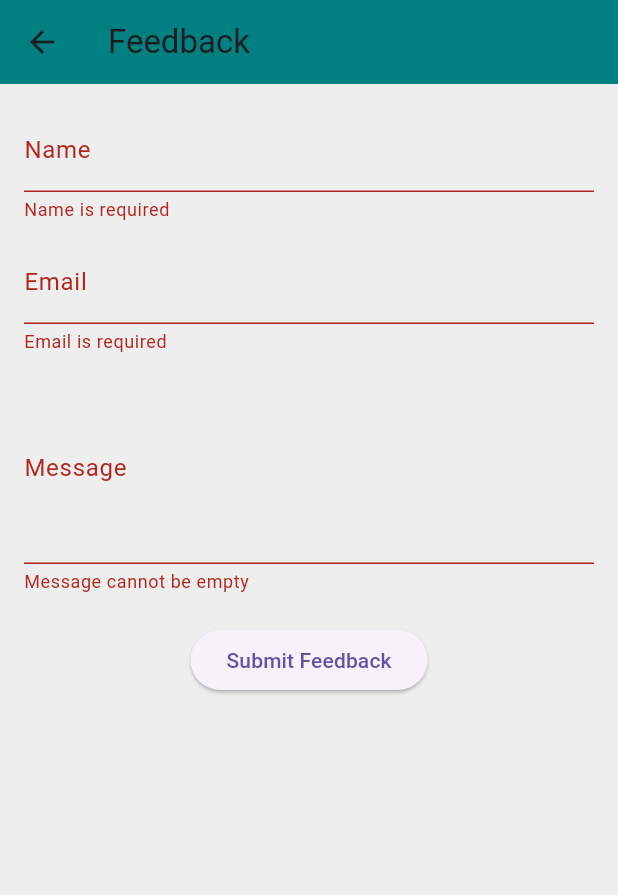
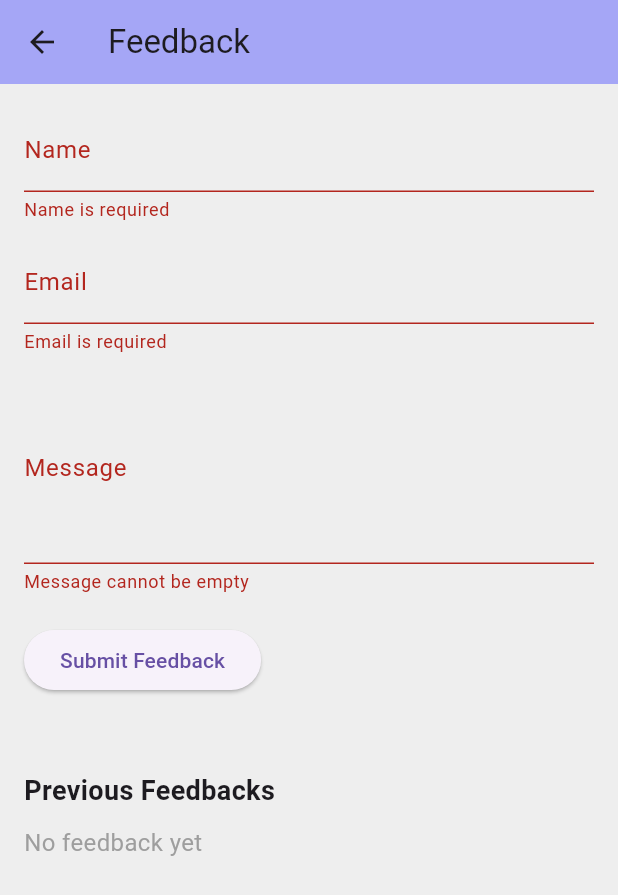
Before and after one commit to IsratJahanSamiha/UpSkillU, a Flutter app: the FeedbackPage screen opened directly, after a tap on "Submit Feedback", on a phone screen of 412 x 824 dp. Shown: the top 895 px of the screen. Run offline on Flutter 3.47's test engine with Material 3 defaults, Android fonts, the phone set to English and light mode, and no system bars.

Commit message:
remove bottom bar from coursePage & courseDetailsPage, Add feedback storage system and show them. if there were no feedback then showed no feedback yet

```diff
--- a/lib/course.dart
+++ b/lib/course.dart
@@ -293,7 +293,7 @@ class _CourseState extends State<Course> {
         },
       ),
 
-      // ✅ Bottom Navigation Bar
+     /* // ✅ Bottom Navigation Bar
       bottomNavigationBar: BottomNavigationBar(
         type: BottomNavigationBarType.fixed,
         backgroundColor: const Color(0xFFA5A6F6),
@@ -311,6 +311,8 @@ class _CourseState extends State<Course> {
           BottomNavigationBarItem(icon: Icon(Icons.person), label: 'Profile'),
         ],
       ),
+      */
+
     );
   }
 }
--- a/lib/course_details.dart
+++ b/lib/course_details.dart
@@ -190,7 +190,7 @@ class _CourseDetailsPageState extends State<CourseDetailsPage> {
         ),
       ),
 
-      // ✅ Bottom Navigation Bar
+     /* // ✅ Bottom Navigation Bar
       bottomNavigationBar: BottomNavigationBar(
         type: BottomNavigationBarType.fixed,
         backgroundColor: const Color(0xFFA5A6F6),
@@ -208,6 +208,7 @@ class _CourseDetailsPageState extends State<CourseDetailsPage> {
           BottomNavigationBarItem(icon: Icon(Icons.person), label: 'Profile'),
         ],
       ),
+      */
     );
   }
 }
--- a/lib/feedback_page.dart
+++ b/lib/feedback_page.dart
@@ -30,35 +30,29 @@ class _FeedbackPageState extends State<FeedbackPage> {
     return Scaffold(
       appBar: AppBar(
         title: const Text('Feedback'),
-        backgroundColor: const Color(0xFF008080),
+        backgroundColor: const Color(0xFFA5A6F6),
       ),
-      body: Padding(
+      body: SingleChildScrollView( // 👈 allows scrolling when list grows
         padding: const EdgeInsets.all(16.0),
         child: Form(
           key: _formKey,
           child: Column(
+            crossAxisAlignment: CrossAxisAlignment.start,
             children: [
+              // 🔹 Input fields
               TextFormField(
                 controller: _nameController,
                 decoration: const InputDecoration(labelText: 'Name'),
-                validator: (value) {
-                  if (value == null || value.trim().isEmpty) {
-                    return 'Name is required';
-                  }
-                  return null;
-                },
+                validator: (value) =>
+                value == null || value.trim().isEmpty ? 'Name is required' : null,
               ),
               const SizedBox(height: 12),
               TextFormField(
                 controller: _emailController,
                 decoration: const InputDecoration(labelText: 'Email'),
                 validator: (value) {
-                  if (value == null || value.trim().isEmpty) {
-                    return 'Email is required';
-                  }
-                  if (!RegExp(r'\S+@\S+\.\S+').hasMatch(value)) {
-                    return 'Enter a valid email';
-                  }
+                  if (value == null || value.trim().isEmpty) return 'Email is required';
+                  if (!RegExp(r'\S+@\S+\.\S+').hasMatch(value)) return 'Enter a valid email';
                   return null;
                 },
               ),
@@ -67,16 +61,14 @@ class _FeedbackPageState extends State<FeedbackPage> {
                 controller: _messageController,
                 decoration: const InputDecoration(labelText: 'Message'),
                 maxLines: 4,
-                validator: (value) {
-                  if (value == null || value.trim().isEmpty) {
-                    return 'Message cannot be empty';
-                  }
-                  return null;
-                },
+                validator: (value) =>
+                value == null || value.trim().isEmpty ? 'Message cannot be empty' : null,
               ),
               const SizedBox(height: 20),
+
+              // 🔹 Submit Button
               provider.isLoading
-                  ? const CircularProgressIndicator()
+                  ? const Center(child: CircularProgressIndicator())
                   : ElevatedButton(
                 onPressed: () {
                   if (_formKey.currentState!.validate()) {
@@ -85,20 +77,67 @@ class _FeedbackPageState extends State<FeedbackPage> {
                       _emailController.text,
                       _messageController.text,
                     );
+
+                    // Clear text fields after submission
+                    _nameController.clear();
+                    _emailController.clear();
+                    _messageController.clear();
                   }
                 },
                 child: const Text('Submit Feedback'),
               ),
+
               const SizedBox(height: 20),
+
+              // 🔹 Response message
               if (provider.responseMessage.isNotEmpty)
-                Text(
-                  provider.responseMessage,
-                  style: TextStyle(
-                    color: provider.responseMessage.contains('successfully')
-                        ? Colors.green
-                        : Colors.red,
+                Center(
+                  child: Text(
+                    provider.responseMessage,
+                    style: TextStyle(
+                      color: provider.responseMessage.contains('successfully')
+                          ? Colors.green
+                          : Colors.red,
+                    ),
                   ),
                 ),
+
+              const SizedBox(height: 30),
+
+              // 🔹 Feedback List
+              const Text(
+                'Previous Feedbacks',
+                style: TextStyle(fontSize: 18, fontWeight: FontWeight.bold),
+              ),
+              const SizedBox(height: 10),
+              provider.feedbackList.isEmpty
+                  ? const Text(
+                'No feedback yet',
+                style: TextStyle(color: Colors.grey, fontSize: 16),
+              )
+                  : ListView.builder(
+                shrinkWrap: true,
+                physics: const NeverScrollableScrollPhysics(),
+                itemCount: provider.feedbackList.length,
+                itemBuilder: (context, index) {
+                  final feedback = provider.feedbackList[index];
+                  return Card(
+                    margin: const EdgeInsets.symmetric(vertical: 6),
+                    child: ListTile(
+                      leading: const Icon(Icons.person, color: Color(0xFFA5A6F6)),
+                      title: Text(feedback['name'] ?? ''),
+                      subtitle: Column(
+                        crossAxisAlignment: CrossAxisAlignment.start,
+                        children: [
+                          Text(feedback['email'] ?? ''),
+                          const SizedBox(height: 4),
+                          Text(feedback['message'] ?? ''),
+                        ],
+                      ),
+                    ),
+                  );
+                },
+              ),
             ],
           ),
         ),
--- a/lib/feedback_provider.dart
+++ b/lib/feedback_provider.dart
@@ -8,22 +8,38 @@ class FeedbackProvider with ChangeNotifier {
   String _responseMessage = '';
   String get responseMessage => _responseMessage;
 
+  // 🟢 Store submitted feedbacks here
+  final List<Map<String, String>> _feedbackList = [];
+  List<Map<String, String>> get feedbackList => _feedbackList;
+
   Future<void> submitFeedback(String name, String email, String message) async {
     _isLoading = true;
     _responseMessage = '';
     notifyListeners();
 
     try {
-      // Mock API call delay
+      // Simulate network delay (API call)
       await Future.delayed(const Duration(seconds: 2));
 
-      // Mock API success
+      // Simulate success
+      _feedbackList.add({
+        'name': name,
+        'email': email,
+        'message': message,
+      });
+
       _responseMessage = "Feedback submitted successfully!";
     } catch (e) {
       _responseMessage = "Failed to submit feedback. Try again!";
     } finally {
       _isLoading = false;
       notifyListeners();
+
+      // Clear success message after a short delay (optional)
+      Timer(const Duration(seconds: 3), () {
+        _responseMessage = '';
+        notifyListeners();
+      });
     }
   }
 }
```
